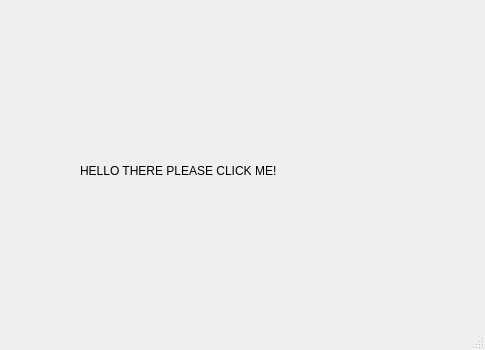
Qt form ClipShare-app/statuswindow.ui (Gladdy/clipshare) before a commit.
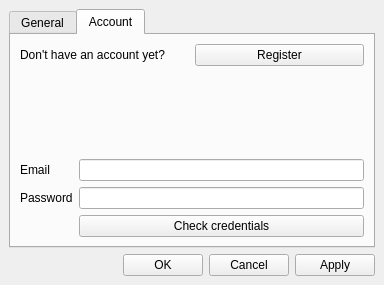
The same form after that commit.

Patch:
```diff
--- a/ClipShare-app/statuswindow.ui
+++ b/ClipShare-app/statuswindow.ui
@@ -6,39 +6,236 @@
    <rect>
     <x>0</x>
     <y>0</y>
-    <width>485</width>
-    <height>350</height>
+    <width>384</width>
+    <height>285</height>
    </rect>
   </property>
+  <property name="sizePolicy">
+   <sizepolicy hsizetype="Fixed" vsizetype="Fixed">
+    <horstretch>0</horstretch>
+    <verstretch>0</verstretch>
+   </sizepolicy>
+  </property>
+  <property name="minimumSize">
+   <size>
+    <width>384</width>
+    <height>285</height>
+   </size>
+  </property>
+  <property name="maximumSize">
+   <size>
+    <width>384</width>
+    <height>285</height>
+   </size>
+  </property>
   <property name="windowTitle">
    <string>MainWindow</string>
   </property>
   <widget class="QWidget" name="centralwidget">
-   <widget class="QLabel" name="label">
-    <property name="geometry">
-     <rect>
-      <x>80</x>
-      <y>110</y>
-      <width>341</width>
-      <height>121</height>
-     </rect>
-    </property>
-    <property name="text">
-     <string>HELLO THERE PLEASE CLICK ME!</string>
-    </property>
-   </widget>
-  </widget>
-  <widget class="QMenuBar" name="menubar">
-   <property name="geometry">
-    <rect>
-     <x>0</x>
-     <y>0</y>
-     <width>485</width>
-     <height>21</height>
-    </rect>
+   <property name="sizePolicy">
+    <sizepolicy hsizetype="Fixed" vsizetype="Fixed">
+     <horstretch>0</horstretch>
+     <verstretch>0</verstretch>
+    </sizepolicy>
    </property>
+   <property name="minimumSize">
+    <size>
+     <width>384</width>
+     <height>285</height>
+    </size>
+   </property>
+   <property name="maximumSize">
+    <size>
+     <width>384</width>
+     <height>285</height>
+    </size>
+   </property>
+   <layout class="QVBoxLayout" name="verticalLayout_3">
+    <item>
+     <layout class="QVBoxLayout" name="verticalLayout">
+      <item>
+       <widget class="QTabWidget" name="tabWidget">
+        <property name="tabShape">
+         <enum>QTabWidget::Rounded</enum>
+        </property>
+        <property name="currentIndex">
+         <number>1</number>
+        </property>
+        <property name="elideMode">
+         <enum>Qt::ElideLeft</enum>
+        </property>
+        <property name="usesScrollButtons">
+         <bool>true</bool>
+        </property>
+        <widget class="QWidget" name="tab_general">
+         <attribute name="title">
+          <string>General</string>
+         </attribute>
+         <layout class="QGridLayout" name="gridLayout_4">
+          <item row="0" column="0">
+           <layout class="QFormLayout" name="layout_general">
+            <property name="fieldGrowthPolicy">
+             <enum>QFormLayout::AllNonFixedFieldsGrow</enum>
+            </property>
+            <item row="0" column="0">
+             <widget class="QLabel" name="label_interval">
+              <property name="text">
+               <string>Upload trigger interval (ms)</string>
+              </property>
+             </widget>
+            </item>
+            <item row="0" column="1">
+             <widget class="QLineEdit" name="lineEdit_interval"/>
+            </item>
+            <item row="1" column="0">
+             <widget class="QLabel" name="label_maxsize">
+              <property name="text">
+               <string>Maximum upload size (KB)</string>
+              </property>
+             </widget>
+            </item>
+            <item row="1" column="1">
+             <widget class="QLineEdit" name="lineEdit_maxsize"/>
+            </item>
+            <item row="2" column="0">
+             <widget class="QLabel" name="label_option">
+              <property name="text">
+               <string>Option (unit)</string>
+              </property>
+             </widget>
+            </item>
+            <item row="2" column="1">
+             <widget class="QLineEdit" name="lineEdit_option">
+              <property name="text">
+               <string>field</string>
+              </property>
+             </widget>
+            </item>
+           </layout>
+          </item>
+         </layout>
+        </widget>
+        <widget class="QWidget" name="tab_account">
+         <attribute name="title">
+          <string>Account</string>
+         </attribute>
+         <layout class="QGridLayout" name="gridLayout_3">
+          <item row="0" column="0">
+           <layout class="QVBoxLayout" name="layout_account">
+            <item>
+             <layout class="QGridLayout" name="gridLayout_register">
+              <item row="0" column="0">
+               <widget class="QLabel" name="label_register">
+                <property name="text">
+                 <string>Don't have an account yet?</string>
+                </property>
+               </widget>
+              </item>
+              <item row="0" column="1">
+               <widget class="QPushButton" name="pushButton_register">
+                <property name="text">
+                 <string>Register</string>
+                </property>
+               </widget>
+              </item>
+             </layout>
+            </item>
+            <item>
+             <spacer name="verticalSpacer">
+              <property name="orientation">
+               <enum>Qt::Vertical</enum>
+              </property>
+              <property name="sizeHint" stdset="0">
+               <size>
+                <width>20</width>
+                <height>40</height>
+               </size>
+              </property>
+             </spacer>
+            </item>
+            <item>
+             <layout class="QGridLayout" name="gridLayout_login">
+              <item row="0" column="0">
+               <widget class="QLabel" name="label_email">
+                <property name="text">
+                 <string>Email</string>
+                </property>
+               </widget>
+              </item>
+              <item row="0" column="1">
+               <widget class="QLineEdit" name="lineEdit_email"/>
+              </item>
+              <item row="1" column="0">
+               <widget class="QLabel" name="label_password">
+                <property name="text">
+                 <string>Password</string>
+                </property>
+               </widget>
+              </item>
+              <item row="1" column="1">
+               <widget class="QLineEdit" name="lineEdit_password">
+                <property name="echoMode">
+                 <enum>QLineEdit::Password</enum>
+                </property>
+               </widget>
+              </item>
+              <item row="2" column="1">
+               <widget class="QPushButton" name="pushButton_check">
+                <property name="text">
+                 <string>Check credentials</string>
+                </property>
+               </widget>
+              </item>
+             </layout>
+            </item>
+           </layout>
+          </item>
+         </layout>
+        </widget>
+       </widget>
+      </item>
+      <item>
+       <layout class="QHBoxLayout" name="bar_bottom">
+        <item>
+         <spacer name="horizontalSpacer">
+          <property name="orientation">
+           <enum>Qt::Horizontal</enum>
+          </property>
+          <property name="sizeHint" stdset="0">
+           <size>
+            <width>40</width>
+            <height>20</height>
+           </size>
+          </property>
+         </spacer>
+        </item>
+        <item>
+         <widget class="QPushButton" name="pushButton_ok">
+          <property name="text">
+           <string>OK</string>
+          </property>
+         </widget>
+        </item>
+        <item>
+         <widget class="QPushButton" name="pushButton_cancel">
+          <property name="text">
+           <string>Cancel</string>
+          </property>
+         </widget>
+        </item>
+        <item>
+         <widget class="QPushButton" name="pushButton_apply">
+          <property name="text">
+           <string>Apply</string>
+          </property>
+         </widget>
+        </item>
+       </layout>
+      </item>
+     </layout>
+    </item>
+   </layout>
   </widget>
-  <widget class="QStatusBar" name="statusbar"/>
  </widget>
  <resources/>
  <connections/>
```
